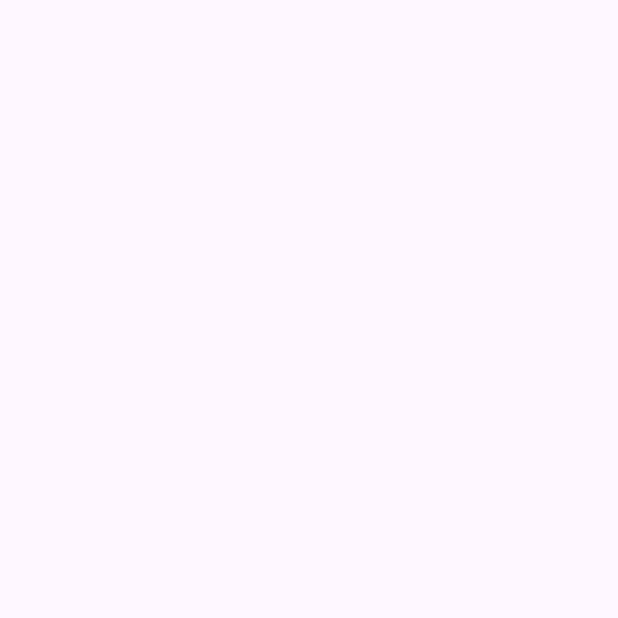
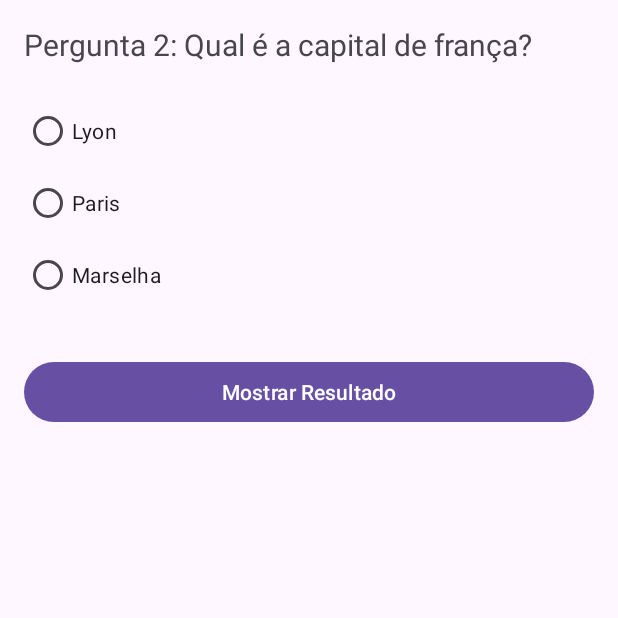
Before and after one commit to anacpsouto/android-studio-quizApp, an Android app: the activity_second_question screen opened directly, with no data from a screen before it, on a phone screen of 412 x 824 dp, the top half of it. Before the commit the part shown is empty. Run offline under Robolectric (Android 15) with nearby library versions, the phone set to English and light mode, and no system bars.

Commit message:
Creating the activity_second_question.xml layout

```diff
--- a/app/src/main/res/layout/activity_second_question.xml
+++ b/app/src/main/res/layout/activity_second_question.xml
@@ -7,4 +7,49 @@
     android:layout_height="match_parent"
     tools:context=".activity_second_question">
 
+    <LinearLayout
+        android:layout_width="match_parent"
+        android:layout_height="match_parent"
+        android:orientation="vertical"
+        android:padding="16dp">
+
+        <TextView
+            android:id="@+id/textView3"
+            android:layout_width="match_parent"
+            android:layout_height="wrap_content"
+            android:layout_marginBottom="20dp"
+            android:text="Pergunta 2: Qual é a capital de frança? "
+            android:textSize="20sp" />
+
+        <RadioGroup
+            android:layout_width="match_parent"
+            android:layout_height="wrap_content">
+
+            <RadioButton
+                android:id="@+id/radioButton4"
+                android:layout_width="match_parent"
+                android:layout_height="wrap_content"
+                android:text="Lyon" />
+
+            <RadioButton
+                android:id="@+id/radioButton5"
+                android:layout_width="match_parent"
+                android:layout_height="wrap_content"
+                android:text="Paris" />
+
+            <RadioButton
+                android:id="@+id/radioButton6"
+                android:layout_width="match_parent"
+                android:layout_height="wrap_content"
+                android:text="Marselha" />
+        </RadioGroup>
+
+        <Button
+            android:id="@+id/buttonMostrarResultado"
+            android:layout_width="match_parent"
+            android:layout_height="wrap_content"
+            android:layout_marginTop="30dp"
+            android:text="Mostrar Resultado" />
+
+    </LinearLayout>
 </androidx.constraintlayout.widget.ConstraintLayout>
```
